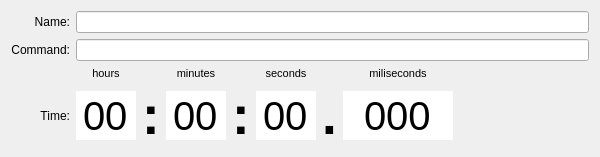
This is src/ui/timers_main_area.ui in Mudlet/Mudlet as Qt 5 draws it before an edit. The edited form follows.
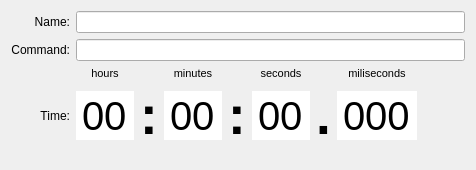
This is the edited form.

What changed in the file:
```diff
--- a/src/ui/timers_main_area.ui
+++ b/src/ui/timers_main_area.ui
@@ -6,17 +6,23 @@
    <rect>
     <x>0</x>
     <y>0</y>
-    <width>600</width>
-    <height>146</height>
+    <width>476</width>
+    <height>170</height>
    </rect>
   </property>
   <property name="sizePolicy">
-   <sizepolicy hsizetype="Expanding" vsizetype="Preferred">
+   <sizepolicy hsizetype="Minimum" vsizetype="Minimum">
     <horstretch>0</horstretch>
     <verstretch>0</verstretch>
    </sizepolicy>
   </property>
-  <layout class="QGridLayout" name="gridLayout">
+  <property name="minimumSize">
+   <size>
+    <width>0</width>
+    <height>170</height>
+   </size>
+  </property>
+  <layout class="QGridLayout" name="gridLayout" rowstretch="0,0,0,0,1" columnstretch="0,1,0,1,0,1,0,1,10">
    <item row="0" column="0" alignment="Qt::AlignRight">
     <widget class="QLabel" name="label_timer_name">
      <property name="text">
@@ -171,24 +177,6 @@
    </item>
    <item row="3" column="1">
     <widget class="QTimeEdit" name="timeEdit_timer_hours">
-     <property name="sizePolicy">
-      <sizepolicy hsizetype="Fixed" vsizetype="Fixed">
-       <horstretch>0</horstretch>
-       <verstretch>0</verstretch>
-      </sizepolicy>
-     </property>
-     <property name="minimumSize">
-      <size>
-       <width>60</width>
-       <height>40</height>
-      </size>
-     </property>
-     <property name="maximumSize">
-      <size>
-       <width>60</width>
-       <height>16777215</height>
-      </size>
-     </property>
      <property name="font">
       <font>
        <pointsize>30</pointsize>
@@ -265,24 +253,6 @@
    </item>
    <item row="3" column="3">
     <widget class="QTimeEdit" name="timeEdit_timer_minutes">
-     <property name="sizePolicy">
-      <sizepolicy hsizetype="Fixed" vsizetype="Fixed">
-       <horstretch>0</horstretch>
-       <verstretch>0</verstretch>
-      </sizepolicy>
-     </property>
-     <property name="minimumSize">
-      <size>
-       <width>60</width>
-       <height>40</height>
-      </size>
-     </property>
-     <property name="maximumSize">
-      <size>
-       <width>60</width>
-       <height>16777215</height>
-      </size>
-     </property>
      <property name="font">
       <font>
        <pointsize>30</pointsize>
@@ -349,24 +319,6 @@
    </item>
    <item row="3" column="5">
     <widget class="QTimeEdit" name="timeEdit_timer_seconds">
-     <property name="sizePolicy">
-      <sizepolicy hsizetype="Fixed" vsizetype="Fixed">
-       <horstretch>0</horstretch>
-       <verstretch>0</verstretch>
-      </sizepolicy>
-     </property>
-     <property name="minimumSize">
-      <size>
-       <width>60</width>
-       <height>40</height>
-      </size>
-     </property>
-     <property name="maximumSize">
-      <size>
-       <width>60</width>
-       <height>16777215</height>
-      </size>
-     </property>
      <property name="font">
       <font>
        <pointsize>30</pointsize>
@@ -436,24 +388,6 @@
    </item>
    <item row="3" column="7">
     <widget class="QTimeEdit" name="timeEdit_timer_msecs">
-     <property name="sizePolicy">
-      <sizepolicy hsizetype="Fixed" vsizetype="Fixed">
-       <horstretch>0</horstretch>
-       <verstretch>0</verstretch>
-      </sizepolicy>
-     </property>
-     <property name="minimumSize">
-      <size>
-       <width>110</width>
-       <height>40</height>
-      </size>
-     </property>
-     <property name="maximumSize">
-      <size>
-       <width>110</width>
-       <height>16777215</height>
-      </size>
-     </property>
      <property name="font">
       <font>
        <pointsize>30</pointsize>
@@ -501,6 +435,19 @@
      </property>
     </spacer>
    </item>
+   <item row="4" column="5">
+    <spacer name="verticalSpacer_bottom">
+     <property name="orientation">
+      <enum>Qt::Vertical</enum>
+     </property>
+     <property name="sizeHint" stdset="0">
+      <size>
+       <width>1</width>
+       <height>1</height>
+      </size>
+     </property>
+    </spacer>
+   </item>
   </layout>
  </widget>
  <resources/>
```
Left out of the diff: 2 changed lines with no effect on the pictures.
